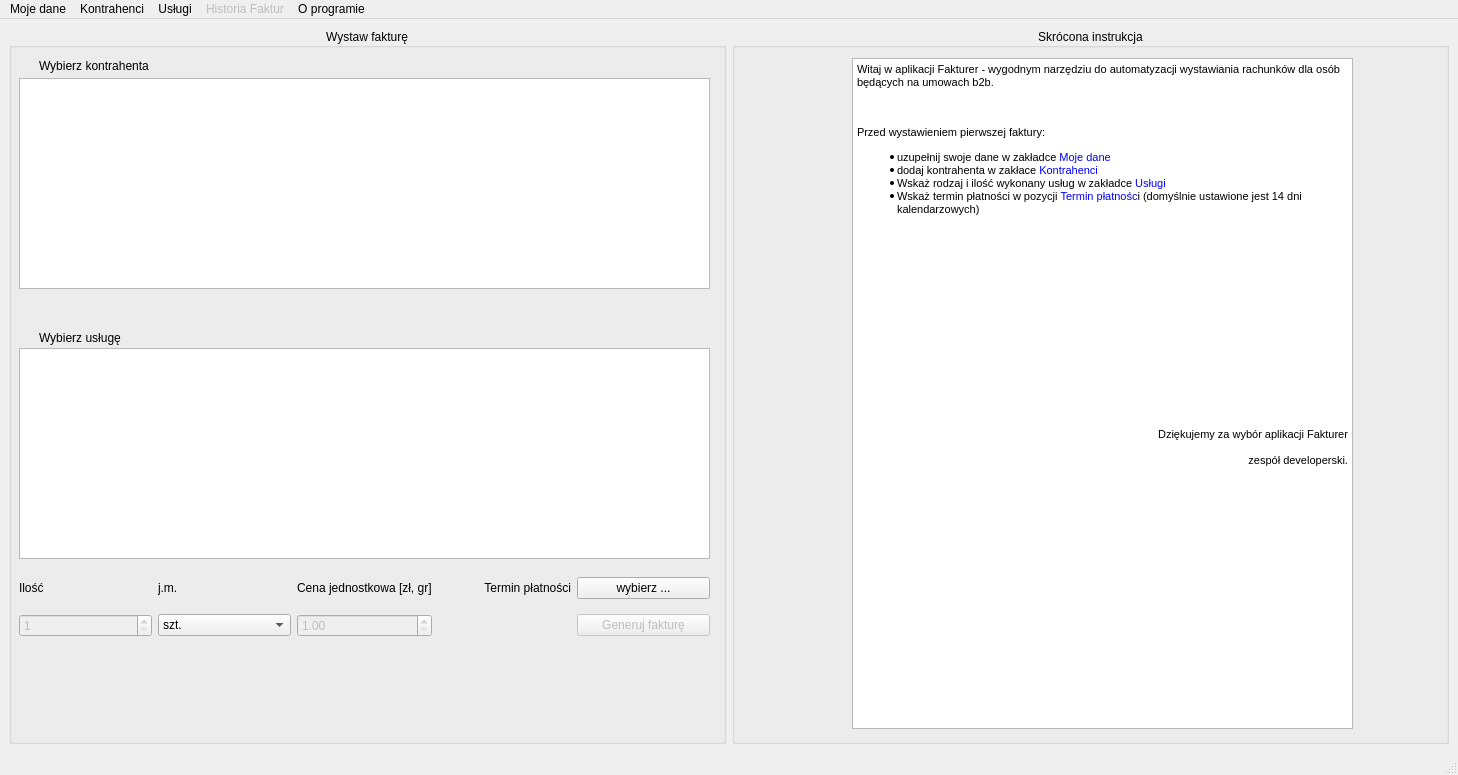
Qt form gui/designer/main_window.ui (pazdzier/Fakturer) before a commit.
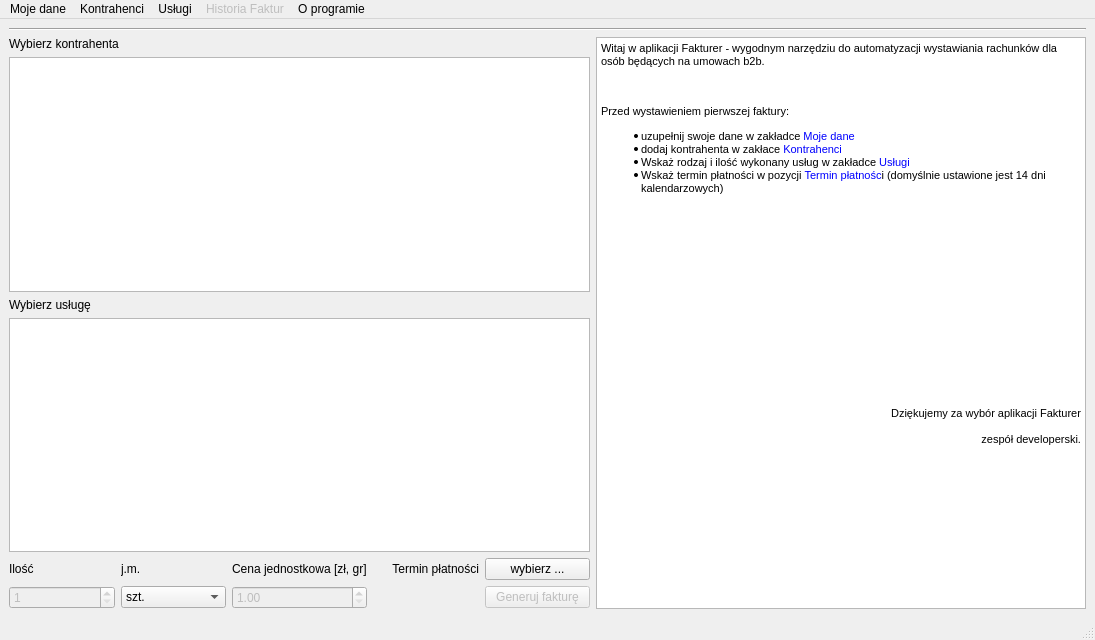
The same form after that commit.

Commit message: Dodanie Layout do głównego okna, dodanie obsługi pod ekrany z wielkością 150%

```diff
--- a/gui/designer/main_window.ui
+++ b/gui/designer/main_window.ui
@@ -6,12 +6,12 @@
    <rect>
     <x>0</x>
     <y>0</y>
-    <width>1458</width>
-    <height>775</height>
+    <width>1095</width>
+    <height>640</height>
    </rect>
   </property>
   <property name="sizePolicy">
-   <sizepolicy hsizetype="Fixed" vsizetype="Fixed">
+   <sizepolicy hsizetype="MinimumExpanding" vsizetype="MinimumExpanding">
     <horstretch>0</horstretch>
     <verstretch>0</verstretch>
    </sizepolicy>
@@ -24,70 +24,52 @@
     <bool>true</bool>
    </property>
    <layout class="QGridLayout" name="gridLayout_2">
-    <item row="0" column="0">
+    <item row="1" column="1">
+     <widget class="Line" name="line">
+      <property name="orientation">
+       <enum>Qt::Horizontal</enum>
+      </property>
+     </widget>
+    </item>
+    <item row="2" column="1">
      <layout class="QHBoxLayout" name="horizontalLayout">
       <item>
-       <widget class="QGroupBox" name="groupBox_2">
-        <property name="title">
-         <string>Wystaw fakturę</string>
-        </property>
-        <property name="alignment">
-         <set>Qt::AlignCenter</set>
-        </property>
-        <property name="flat">
-         <bool>false</bool>
-        </property>
-        <property name="checkable">
-         <bool>false</bool>
-        </property>
+       <layout class="QVBoxLayout" name="verticalLayout">
+        <item>
         <widget class="QLabel" name="label">
-         <property name="geometry">
-          <rect>
-           <x>30</x>
-           <y>30</y>
-           <width>151</width>
-           <height>16</height>
-          </rect>
-         </property>
          <property name="text">
           <string>Wybierz kontrahenta</string>
          </property>
         </widget>
+        </item>
+        <item>
+         <widget class="QListWidget" name="listWidget">
+          <property name="minimumSize">
+           <size>
+            <width>0</width>
+            <height>0</height>
+           </size>
+          </property>
+          <property name="frameShadow">
+           <enum>QFrame::Sunken</enum>
+          </property>
+         </widget>
+        </item>
+        <item>
         <widget class="QLabel" name="label_2">
-         <property name="geometry">
-          <rect>
-           <x>30</x>
-           <y>300</y>
-           <width>121</width>
-           <height>19</height>
-          </rect>
-         </property>
          <property name="text">
           <string>Wybierz usługę</string>
          </property>
         </widget>
+        </item>
+        <item>
         <widget class="QListWidget" name="listWidget_2">
-         <property name="geometry">
-          <rect>
-           <x>10</x>
-           <y>320</y>
-           <width>691</width>
-           <height>211</height>
-          </rect>
-         </property>
          <property name="frameShadow">
           <enum>QFrame::Sunken</enum>
          </property>
         </widget>
-        <widget class="QWidget" name="gridLayoutWidget">
-         <property name="geometry">
-          <rect>
-           <x>10</x>
-           <y>540</y>
-           <width>691</width>
-           <height>79</height>
-          </rect>
-         </property>
+        </item>
+        <item>
          <layout class="QGridLayout" name="gridLayout">
           <item row="3" column="2">
            <widget class="QDoubleSpinBox" name="amountBox">
@@ -176,52 +158,24 @@
            </widget>
           </item>
          </layout>
-        </widget>
-        <widget class="QListWidget" name="listWidget">
-         <property name="geometry">
-          <rect>
-           <x>10</x>
-           <y>50</y>
-           <width>691</width>
-           <height>211</height>
-          </rect>
-         </property>
-         <property name="minimumSize">
-          <size>
-           <width>691</width>
-           <height>0</height>
-          </size>
-         </property>
-         <property name="frameShadow">
-          <enum>QFrame::Sunken</enum>
-         </property>
-        </widget>
-       </widget>
+        </item>
+       </layout>
       </item>
       <item>
-       <widget class="QGroupBox" name="groupBox_3">
-        <property name="title">
-         <string>Skrócona instrukcja</string>
-        </property>
-        <property name="alignment">
-         <set>Qt::AlignCenter</set>
-        </property>
         <widget class="QTextBrowser" name="textBrowser">
          <property name="enabled">
           <bool>true</bool>
          </property>
-         <property name="geometry">
-          <rect>
-           <x>120</x>
-           <y>30</y>
-           <width>501</width>
-           <height>671</height>
-          </rect>
+        <property name="sizePolicy">
+         <sizepolicy hsizetype="Minimum" vsizetype="Expanding">
+          <horstretch>0</horstretch>
+          <verstretch>0</verstretch>
+         </sizepolicy>
          </property>
          <property name="minimumSize">
           <size>
-           <width>501</width>
-           <height>671</height>
+          <width>490</width>
+          <height>0</height>
           </size>
          </property>
          <property name="cursor" stdset="0">
@@ -256,7 +210,6 @@
 &lt;p align=&quot;right&quot; style=&quot; margin-top:12px; margin-bottom:12px; margin-left:0px; margin-right:0px; -qt-block-indent:0; text-indent:0px;&quot;&gt;Dziękujemy za wybór aplikacji Fakturer&lt;br /&gt;&lt;br /&gt;zespół developerski.&lt;/p&gt;&lt;/body&gt;&lt;/html&gt;</string>
          </property>
         </widget>
-       </widget>
       </item>
      </layout>
     </item>
@@ -268,7 +221,7 @@
     <rect>
      <x>0</x>
      <y>0</y>
-     <width>1458</width>
+     <width>1095</width>
      <height>31</height>
     </rect>
    </property>
```
Lines whose indentation alone changed are shown as unchanged. The commit also changes 2 other files.
